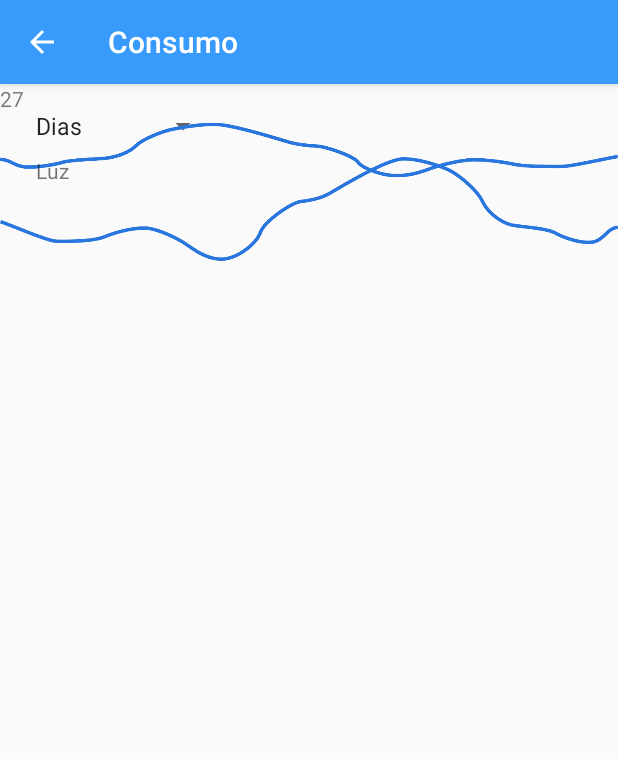
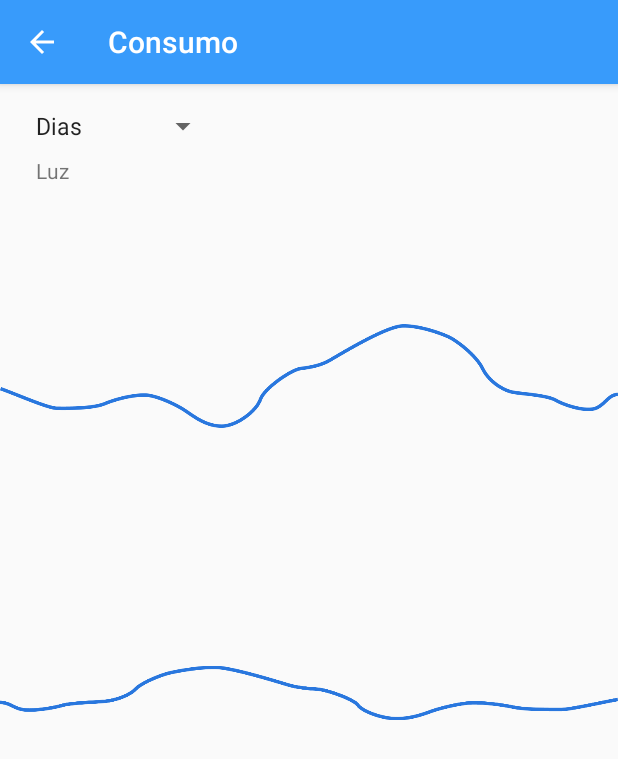
Before and after one commit to mateusmullerw/Qsmart, an Android app: the MainActivity screen opened directly, with no data from a screen before it, in the side drawer, after a tap on "Consumo", on a phone screen of 412 x 824 dp. Shown: the top 759 px of the screen. Run offline under Robolectric (Android 15) with nearby library versions, the phone set to English and light mode, and no system bars; libraries missing offline, so code that uses them is left out: in.goodiebag.carouselpicker, junit.framework; Roboto replaces fonts that are not available here; 15 statements that could not run were skipped.

```diff
--- a/app/src/main/java/com/mateusmuller/qsmart/MainActivity.java
+++ b/app/src/main/java/com/mateusmuller/qsmart/MainActivity.java
@@ -80,6 +80,7 @@ public class MainActivity extends AppCompatActivity
     String request;
     final String url = "http://192.168.4.1/";
 
+
     //NETWORK
     private ConnectivityManager mConnMgr;
     public NetworkReceiver mReceiver;
@@ -108,6 +109,7 @@ public class MainActivity extends AppCompatActivity
         setContentView(R.layout.activity_main);
         Toolbar toolbar = (Toolbar) findViewById(R.id.toolbar);
         setSupportActionBar(toolbar);
+
 
         //DRAWER
         DrawerLayout drawer = (DrawerLayout) findViewById(R.id.drawer_layout);
@@ -172,14 +174,14 @@ public class MainActivity extends AppCompatActivity
         }
         CarouselPicker.CarouselViewAdapter imageAdapter = new CarouselPicker.CarouselViewAdapter(this, imageItems, 0);
         carouselPicker.setAdapter(imageAdapter);
-        position = mSharedPreferences.getInt("position", 1);
+        restoreCarousel();
         request = url + "=_start_"+proprilines[2]+"_"
                                 +proprilines[3]+"_"
                                 +proprilines[4]+"_"
                                 +proprilines[5]+"_"
                                 +proprilines[6]+"_"
                                 +proprilines[7]+"_fim=";
-        restoreCarousel();
+
 
         carouselPicker.addOnPageChangeListener(new ViewPager.OnPageChangeListener() {
             @Override
@@ -189,15 +191,19 @@ public class MainActivity extends AppCompatActivity
 
             @Override
             public void onPageSelected(int position) {
+                String cicone;
+                proprilines = PropiedadesCiclo.getCiclo(position, context);
                 request = url + "=_start_"+proprilines[2]+"_"
-                                          +proprilines[3]+"_"
-                                          +proprilines[4]+"_"
-                                          +proprilines[5]+"_"
-                                          +proprilines[6]+"_"
-                                          +proprilines[7]+"_fim=";
-                proprilines = PropiedadesCiclo.getCiclo(position, context);
+                                            +proprilines[3]+"_"
+                                            +proprilines[4]+"_"
+                                            +proprilines[5]+"_"
+                                            +proprilines[6]+"_"
+                                            +proprilines[7]+"_fim=";
+                cicone = "p" + proprilines[0];
+                Iicone.setImageResource(getDrawable(context,cicone));
                 textociclo.setText(proprilines[1]);
                 tempoTotal  = Integer.parseInt(proprilines[8]);
+
                 mostraTempo();
                 PropiedadesCiclo.salvaPosition(position,context);
             }
@@ -228,6 +234,7 @@ public class MainActivity extends AppCompatActivity
                 }
                 else if (onoff == 1 && wifion) {
                     Network.sendRecieve(url + "=_stop_fim=");
+                    restoreCarousel();
                     timer.cancel();
                     progressAnim( 0, 0);
                     iniciar.setText("Iniciar");
@@ -328,7 +335,7 @@ public class MainActivity extends AppCompatActivity
         drawer.closeDrawer(GravityCompat.START);
         return true;
     }
-    //Carrossel
+
     public static int getDrawable(Context context, String name)
     {
         Assert.assertNotNull(context);
@@ -337,10 +344,12 @@ public class MainActivity extends AppCompatActivity
         return context.getResources().getIdentifier(name,
                 "drawable", context.getPackageName());
     }
+    //Carrossel
     @RequiresApi(api = Build.VERSION_CODES.N)
     public void restoreCarousel(){
+        position = PropiedadesCiclo.getPosition(context);
+        proprilines = PropiedadesCiclo.getCiclo(position, context);
         carouselPicker.setCurrentItem(position);
-        proprilines = PropiedadesCiclo.getCiclo(position, context);
         textociclo.setText(proprilines[1]);
         tempoTotal = Integer.parseInt(proprilines[8]);
         mostraTempo();
@@ -378,8 +387,18 @@ public class MainActivity extends AppCompatActivity
 
             }
 
+            @RequiresApi(api = Build.VERSION_CODES.N)
             public void onFinish() {
-                //notificação=========================
+                restoreCarousel();
+                progressAnim( 0, 0);
+                iniciar.setText("Iniciar");
+                novociclo.startAnimation(FABopen);
+                agendar.startAnimation(FABopen);
+                novociclo.setVisibility(View.VISIBLE);
+                agendar.setVisibility(View.VISIBLE);
+                carouselPicker.setVisibility(View.VISIBLE);
+                Iicone.setVisibility(View.INVISIBLE);
+                onoff = 0;
 
 
             }
--- a/app/src/main/java/com/mateusmuller/qsmart/PropiedadesCiclo.java
+++ b/app/src/main/java/com/mateusmuller/qsmart/PropiedadesCiclo.java
@@ -60,6 +60,11 @@ public class PropiedadesCiclo {
         mEditor.apply();
         return;
     }
+    public static int getPosition( Context context) {
+        SharedPreferences mSharedPreferences = context.getSharedPreferences("ciclos", MODE_PRIVATE);
+        int position = mSharedPreferences.getInt("position", 1);
+        return position;
+    }
     public static String milliFormat (int tempo_total) {
         if(tempo_total >= 60000) {
 
--- a/app/src/main/res/layout/activity_consumo.xml
+++ b/app/src/main/res/layout/activity_consumo.xml
@@ -10,20 +10,23 @@
         android:id="@+id/imageView"
         android:layout_width="wrap_content"
         android:layout_height="wrap_content"
+        android:layout_marginTop="84dp"
         app:layout_constraintEnd_toEndOf="parent"
         app:layout_constraintHorizontal_bias="0.0"
         app:layout_constraintStart_toStartOf="parent"
-        app:srcCompat="@drawable/graph0"
-        tools:layout_editor_absoluteY="340dp" />
+        app:layout_constraintTop_toBottomOf="@+id/imageView3"
+        app:srcCompat="@drawable/graph0" />
 
     <ImageView
         android:id="@+id/imageView3"
         android:layout_width="wrap_content"
         android:layout_height="wrap_content"
+        android:layout_marginTop="44dp"
         app:layout_constraintEnd_toEndOf="parent"
+        app:layout_constraintHorizontal_bias="0.0"
         app:layout_constraintStart_toStartOf="parent"
-        app:srcCompat="@drawable/graph1"
-        tools:layout_editor_absoluteY="115dp" />
+        app:layout_constraintTop_toBottomOf="@+id/textView2"
+        app:srcCompat="@drawable/graph1" />
 
     <Spinner
         android:id="@+id/spinner"
@@ -47,11 +50,4 @@
         app:layout_constraintStart_toStartOf="parent"
         app:layout_constraintTop_toBottomOf="@+id/spinner" />
 
-    <TextView
-        android:id="@+id/textView3"
-        android:layout_width="wrap_content"
-        android:layout_height="wrap_content"
-        android:text="27"
-        tools:layout_editor_absoluteX="46dp"
-        tools:layout_editor_absoluteY="282dp" />
 </android.support.constraint.ConstraintLayout>
```
Also changed, not shown: app/src/main/java/com/mateusmuller/qsmart/DataCiclo.java (added, +14 -0 lines), app/src/main/java/com/mateusmuller/qsmart/Limpeza.java (+5 -4 lines).
